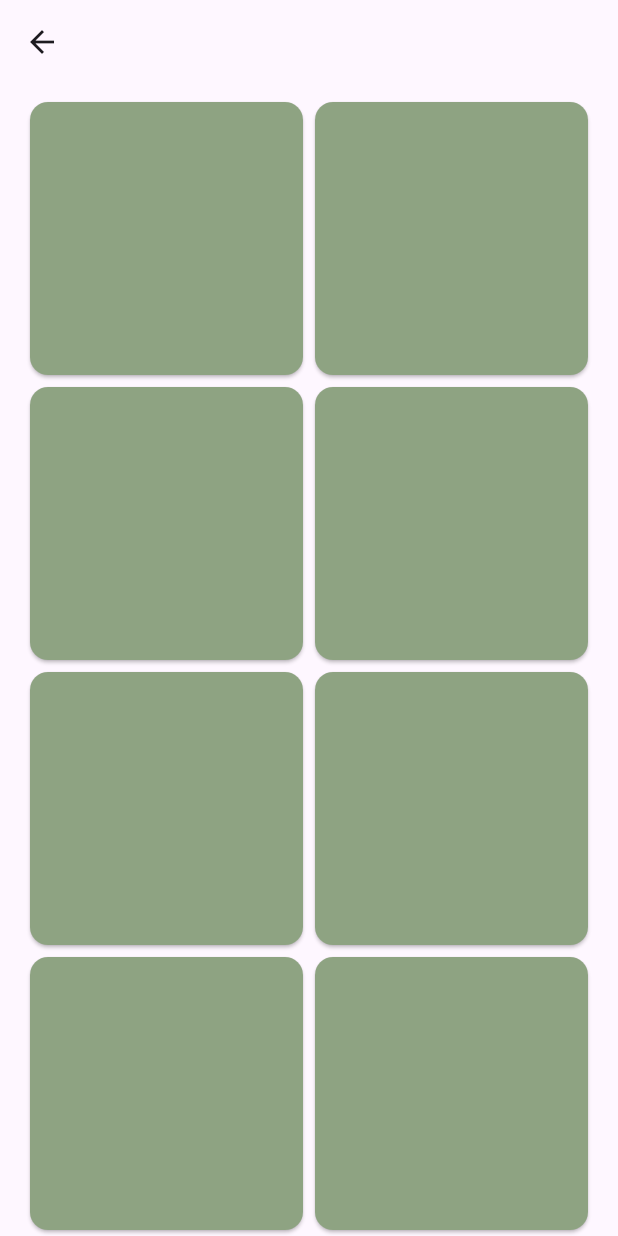
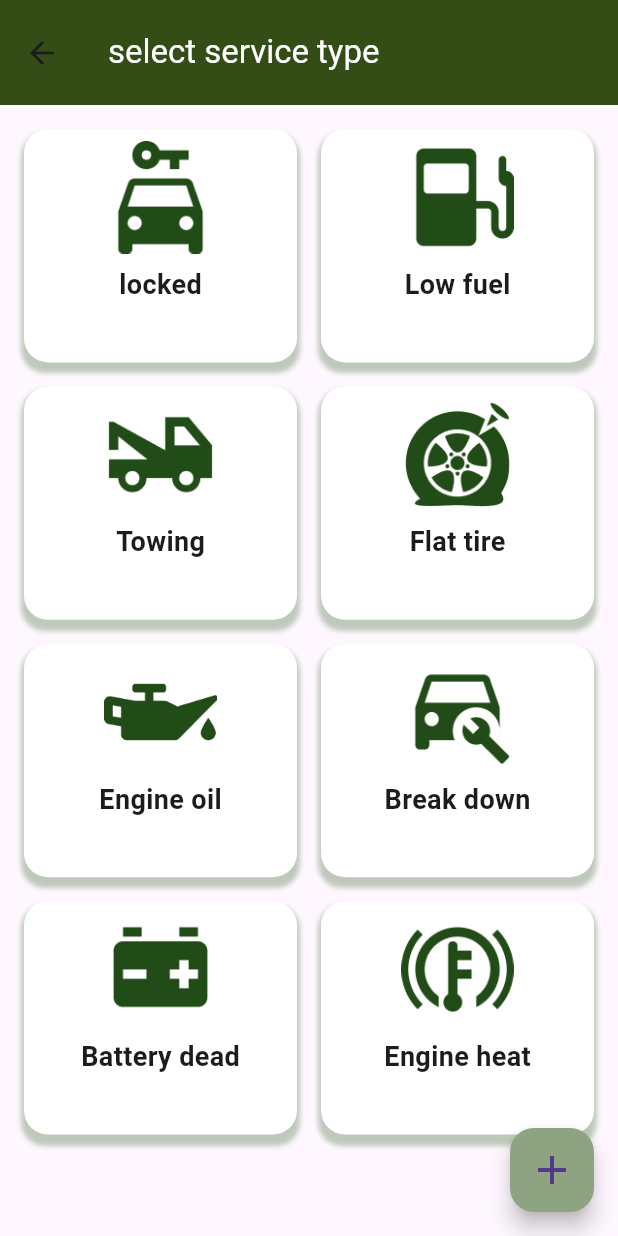
Before and after one commit to MohamedMagdy2810/Roadside-assitance, a Flutter app: the ServivesView screen opened by its route, on a phone screen of 412 x 824 dp. Run offline on Flutter 3.47's test engine with Material 3 defaults, Android fonts, the phone set to English and light mode, and no system bars; our stand-ins replace font_awesome_flutter; accounts and stored records are empty.

Commit message:
create a bottom sheet and a services type page

```diff
--- a/lib/main.dart
+++ b/lib/main.dart
@@ -22,7 +22,7 @@ class MyApp extends StatelessWidget {
         registerPage.Id: (context) =>  registerPage(),
         LogInPage.Id: (context) =>const  LogInPage(),
         homeView.Id: (context) =>const  homeView(),
-        ServivesView.ID: (context) =>const  ServivesView(),
+        ServivesView.ID: (context) =>  ServivesView(),
       },
       home: registerPage(),
 
--- a/lib/views/services_page.dart
+++ b/lib/views/services_page.dart
@@ -1,26 +1,75 @@
 import 'package:flutter/material.dart';
+import 'package:roadside_assitance/constants.dart';
+import 'package:roadside_assitance/models/service_model.dart';
+import 'package:roadside_assitance/widgets/bottom_sheet.dart';
 import 'package:roadside_assitance/widgets/custom_service_card.dart';
 
 class ServivesView extends StatelessWidget {
-  const ServivesView({super.key});
-static String ID= 'servicsPage';
+  ServivesView({super.key});
+  static String ID = 'servicsPage';
+  final List<servicesCard> services = [
+    servicesCard(
+      service_model: serviceModel(
+        name: 'locked',
+        image: 'assets/images/locked.png',
+      ),
+    ),
+    servicesCard(
+        service_model: serviceModel(
+            name: 'Low fuel', image: 'assets/images/low_fuel.png')),
+    servicesCard(
+        service_model:
+            serviceModel(name: 'Towing', image: 'assets/images/towing.png')),
+    servicesCard(
+        service_model: serviceModel(
+            name: 'Flat tire', image: 'assets/images/flat_tire.png')),
+    servicesCard(
+        service_model: serviceModel(
+            name: 'Engine oil', image: 'assets/images/engine_oil.png')),
+    servicesCard(
+        service_model: serviceModel(
+            name: 'Break down', image: 'assets/images/break_down.png')),
+    servicesCard(
+        service_model: serviceModel(
+            name: 'Battery dead', image: 'assets/images/battery_dead.png')),
+    servicesCard(
+        service_model: serviceModel(
+            name: 'Engine heat', image: 'assets/images/engine_heat.png')),
+  ];
   @override
   Widget build(BuildContext context) {
     return Scaffold(
-      appBar: AppBar(),
+      appBar: AppBar(
+        toolbarHeight: 70,
+        title: const Text(
+          'select service type',
+          style: TextStyle(color: Colors.white),
+        ),
+        backgroundColor:const  Color(0xff344D16),
+      ),
       body: Padding(
-        padding: const EdgeInsets.symmetric(horizontal: 16.0,vertical: 8),
+        padding: const EdgeInsets.symmetric(horizontal: 8.0, vertical: 8),
         child: GridView.builder(
-          gridDelegate:const SliverGridDelegateWithFixedCrossAxisCount(
-            crossAxisCount: 2,
+          clipBehavior: Clip.none,
+          gridDelegate: const SliverGridDelegateWithFixedCrossAxisCount(
+            childAspectRatio: 3 / 2.6,
+            crossAxisCount: 2, // Display two items per row
           ),
+          itemCount: services.length,
           itemBuilder: (context, index) {
-            return const servicesCard();
+            return services[index];
           },
-          itemCount: 10,
-          clipBehavior: Clip.none,
         ),
       ),
+      floatingActionButton: FloatingActionButton(onPressed: (){
+        showModalBottomSheet(
+          isScrollControlled: true,
+          context: context, builder: (context){
+          return bottoSheet();
+        });
+      },
+      backgroundColor: KprimaryColor,
+      child: Icon(Icons.add,size: 32,),),
     );
   }
 }
--- /dev/null
+++ b/lib/widgets/bottom_sheet.dart
@@ -0,0 +1,29 @@
+import 'package:flutter/material.dart';
+import 'package:roadside_assitance/widgets/custom_button.dart';
+import 'package:roadside_assitance/widgets/custom_text_field.dart';
+import 'package:roadside_assitance/widgets/cutom_text_row_divider.dart';
+
+class bottoSheet extends StatelessWidget {
+  const bottoSheet({super.key});
+
+  @override
+  Widget build(BuildContext context) {
+    return Container(
+      height: 400,
+      child: Padding(
+        padding: const EdgeInsets.symmetric(horizontal:16.0),
+        child: Column(
+          children: [
+            SizedBox(height: 32,),
+            CustomTextField(hintText: 'Enter servcie type'),
+            SizedBox(height: 32,),
+            CustomTextField(hintText: 'Descripton',maxlines: 5,),
+            SizedBox(height: 32,),
+            customButton(text: 'Send request')
+
+          ],
+        ),
+      ),
+    );
+  }
+}
--- a/lib/widgets/custom_button.dart
+++ b/lib/widgets/custom_button.dart
@@ -13,9 +13,7 @@ class customButton extends StatelessWidget {
   Widget build(BuildContext context) {
     return  GestureDetector(
       onTap: onTap,
-      child: Padding(
-        padding: const EdgeInsets.symmetric(horizontal:16.0),
-        child:Container(
+      child: Container(
               height: 50,
               width: double.infinity,
               decoration: BoxDecoration(
@@ -28,7 +26,6 @@ class customButton extends StatelessWidget {
                     color: Colors.white, fontWeight: FontWeight.bold),
               )),
             ),
-      ),
     );
   }
 }
--- a/lib/widgets/custom_service_card.dart
+++ b/lib/widgets/custom_service_card.dart
@@ -1,15 +1,37 @@
 import 'package:flutter/material.dart';
 import 'package:roadside_assitance/constants.dart';
+import 'package:roadside_assitance/models/service_model.dart';
 
 class servicesCard extends StatelessWidget {
-  const servicesCard({super.key});
-
+   servicesCard({super.key, required this.service_model});
+final serviceModel service_model;
   @override
   Widget build(BuildContext context) {
 
-    return Card(
-      color: KprimaryColor,
+    return Padding(
+      padding: const EdgeInsets.all(8.0),
+      child: Container(
 
+        decoration: BoxDecoration(
+          boxShadow: [
+                BoxShadow(
+                   blurRadius: 2,
+                  spreadRadius: 2,
+                  color: lightGreen.withOpacity(.3),
+                  offset: Offset(0, 5))
+              ],
+          borderRadius: BorderRadius.circular(16),
+          color: Colors.white),
+
+          child: Column(
+            children: [
+             const  SizedBox(height: 8,),
+              Image.asset(service_model.image,height: 75,width: 75,),
+              SizedBox(height: 8,),
+               Text(service_model.name,style: TextStyle(fontWeight: FontWeight.bold,fontSize: 18),)
+            ],
+          ),
+      ),
     );
   }
 }
--- a/lib/widgets/custom_text_field.dart
+++ b/lib/widgets/custom_text_field.dart
@@ -8,10 +8,11 @@ class CustomTextField extends StatelessWidget {
         required this.hintText,
         this.onSaved,
         this.keyboardType,
-        this.validation
+        this.validation,  this.maxlines =1
 
         });
   final String hintText;
+  final int maxlines;
   Function(String?)? onSaved;
   String ? Function(String?)? validation;
   var emailController = TextEditingController();
@@ -19,6 +20,7 @@ class CustomTextField extends StatelessWidget {
   @override
   Widget build(BuildContext context) {
     return TextFormField(
+      maxLines: maxlines,
       validator:validation ,
       keyboardType:keyboardType ,
       controller: emailController,
--- a/lib/widgets/home_view_body.dart
+++ b/lib/widgets/home_view_body.dart
@@ -22,7 +22,7 @@ class homeViewBody extends StatelessWidget {
                 onTap: (){
                   Navigator.pushNamed(context, ServivesView.ID);
                 },
-                child: Container (  child:  const Row(
+                child: Container (  child:   Row(
                     mainAxisAlignment: MainAxisAlignment.spaceEvenly,
                     children: [
                     Text(
--- a/pubspec.yaml
+++ b/pubspec.yaml
@@ -57,7 +57,7 @@ flutter:
 
   # To add assets to your application, add an assets section, like this:
   assets:
-    - assets/images/m.jpg
+    - assets/images/
   #   - images/a_dot_ham.jpeg
   # An image asset can refer to one or more resolution-specific "variants", see
   # https://flutter.dev/assets-and-images/#resolution-aware
```
Also changed, not shown: assets/images/battery_dead.png (added), assets/images/break_down.png (added), assets/images/engine_heat.png (added), assets/images/engine_oil.png (added), assets/images/flat_tire.png (added), assets/images/locked.png (added), assets/images/low_fuel.png (added), assets/images/towing.png (added), pubspec.lock. Lines whose indentation alone changed are shown as unchanged.
